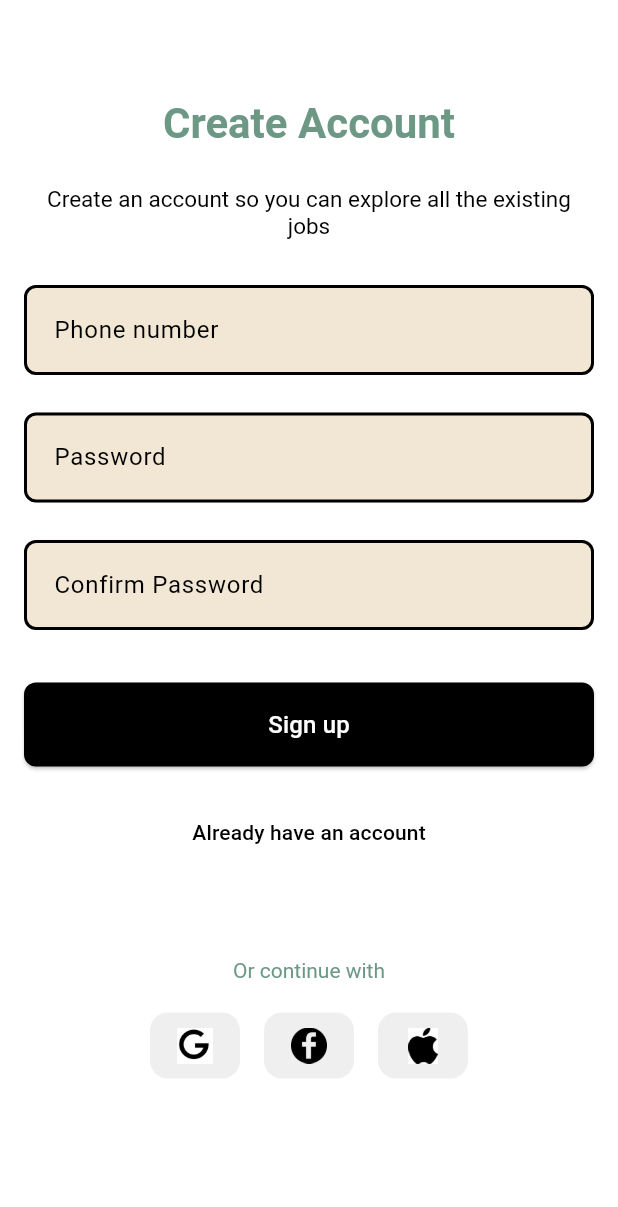
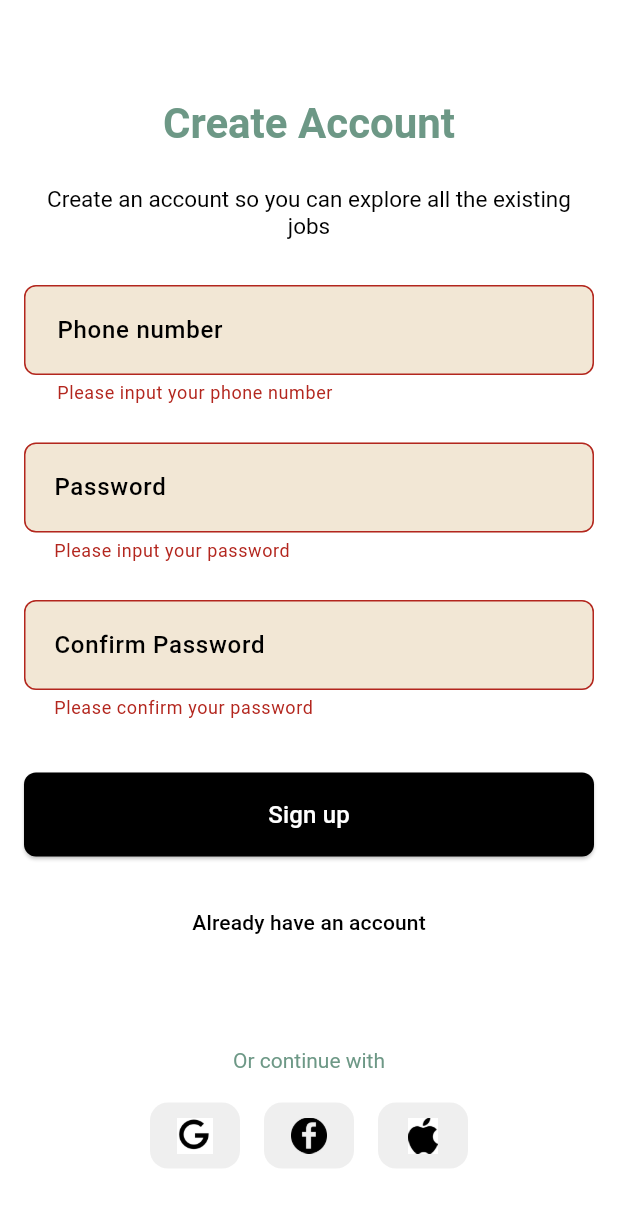
Before and after one commit to viet290423/GiaoDienNguoiMay, a Flutter app: the SignUpScreen screen opened directly, after a tap on "Sign up", on a phone screen of 412 x 824 dp. Shown: the top 1207 px of the screen. Run offline on Flutter 3.47's test engine with Material 3 defaults, Android fonts, the phone set to English and light mode, and no system bars; our stand-ins replace auto_size_text, camera, get, google_nav_bar, socket_io_client, timeago; Roboto replaces fonts that are missing (Montserrat).

Commit message:
sua signup

```diff
--- a/demo/lib/main.dart
+++ b/demo/lib/main.dart
@@ -1,5 +1,6 @@
 import 'package:demo/screen/auth/login_screen.dart';
 import 'package:demo/screen/home/main_screen.dart';
+import 'package:demo/screen/splash/splash_page.dart';
 // import 'package:demo/screen/test.dart';
 import 'package:flutter/material.dart';
 import 'package:get/get_navigation/get_navigation.dart';
@@ -17,7 +18,7 @@ class MyApp extends StatelessWidget {
     return GetMaterialApp(
       title: 'Flutter Demo',
       // home: MainScreen(),
-      home: LoginScreen(),
+      home: SplashScreen(),
       debugShowCheckedModeBanner: false,
     );
   }
--- a/demo/lib/screen/account/setting_screen.dart
+++ b/demo/lib/screen/account/setting_screen.dart
@@ -1,4 +1,5 @@
 import 'package:demo/screen/auth/login_screen.dart';
+import 'package:demo/screen/splash/splash_page.dart';
 import 'package:flutter/material.dart';
 import '../../widgets/setting_widget.dart';
 import 'account_screen.dart';
@@ -87,7 +88,7 @@ class _SettingScreenState extends State<SettingScreen> {
                 buildSettingItem('Log out', trailing: const Icon(Icons.logout), onTap: () {
                   Navigator.push(
                     context,
-                    MaterialPageRoute(builder: (context) => LoginScreen()),
+                    MaterialPageRoute(builder: (context) => SplashScreen()),
                   );
                 }),
                 buildSettingItem(
--- a/demo/lib/screen/auth/signup_screen.dart
+++ b/demo/lib/screen/auth/signup_screen.dart
@@ -1,12 +1,21 @@
+import 'package:demo/screen/home/main_screen.dart';
 import 'package:flutter/material.dart';
 
-class SignUpScreen extends StatelessWidget {
+class SignUpScreen extends StatefulWidget {
   const SignUpScreen({super.key});
 
   @override
+  State<SignUpScreen> createState() => _SignUpScreenState();
+}
+
+class _SignUpScreenState extends State<SignUpScreen> {
+  final GlobalKey<FormState> _formKey = GlobalKey<FormState>();
+  String? phoneNumber;
+  String? password;
+  String? confirmPassword;
+
+  @override
   Widget build(BuildContext context) {
-    // final double screenHeight = MediaQuery.of(context).size.height;
-    // final double screenWidth = MediaQuery.of(context).size.width;
     return Scaffold(
       backgroundColor: Colors.white,
       body: LayoutBuilder(
@@ -23,6 +32,8 @@ class SignUpScreen extends StatelessWidget {
                     style: const TextStyle(
                       fontFamily: 'Montserrat',
                     ),
+                    child: Form(
+                      key: _formKey,
                       child: Column(
                         crossAxisAlignment: CrossAxisAlignment.stretch,
                         children: <Widget>[
@@ -46,11 +57,12 @@ class SignUpScreen extends StatelessWidget {
                             ),
                           ),
                           const SizedBox(height: 30),
-                        TextField(
+                          TextFormField(
                             decoration: InputDecoration(
-                            hintText: 'Phone number',
-                            hintStyle: const TextStyle(
+                              labelText: 'Phone number',
+                              labelStyle: const TextStyle(
                                 fontFamily: 'Montserrat',
+                                fontWeight: FontWeight.w500,
                                 color: Color.fromARGB(255, 0, 0, 0),
                               ),
                               filled: true,
@@ -76,16 +88,29 @@ class SignUpScreen extends StatelessWidget {
                                   width: 2.0,
                                 ),
                               ),
-                            contentPadding: const EdgeInsets.symmetric(vertical: 18.0, horizontal: 16.0),
+                              contentPadding: const EdgeInsets.symmetric(
+                                  vertical: 18.0, horizontal: 18.0),
                             ),
+                            onChanged: (value) {
+                              setState(() {
+                                phoneNumber = value;
+                              });
+                            },
+                            validator: (value) {
+                              if (value == null || value.isEmpty) {
+                                return 'Please input your phone number';
+                              }
+                              return null;
+                            },
                           ),
                           const SizedBox(height: 25),
-                        TextField(
+                          TextFormField(
                             obscureText: true,
                             decoration: InputDecoration(
-                            hintText: 'Password',
-                            hintStyle: const TextStyle(
+                              labelText: 'Password',
+                              labelStyle: const TextStyle(
                                 fontFamily: 'Montserrat',
+                                fontWeight: FontWeight.w500,
                                 color: Color.fromARGB(255, 0, 0, 0),
                               ),
                               filled: true,
@@ -111,16 +136,29 @@ class SignUpScreen extends StatelessWidget {
                                   width: 2.0,
                                 ),
                               ),
-                            contentPadding: const EdgeInsets.symmetric(vertical: 18.0, horizontal: 16.0),
+                              contentPadding: const EdgeInsets.symmetric(
+                                  vertical: 18.0, horizontal: 16.0),
                             ),
+                            onChanged: (value) {
+                              setState(() {
+                                password = value;
+                              });
+                            },
+                            validator: (value) {
+                              if (value == null || value.isEmpty) {
+                                return 'Please input your password';
+                              }
+                              return null;
+                            },
                           ),
                           const SizedBox(height: 25),
-                        TextField(
+                          TextFormField(
                             obscureText: true,
                             decoration: InputDecoration(
-                            hintText: 'Confirm Password',
-                            hintStyle: const TextStyle(
+                              labelText: 'Confirm Password',
+                              labelStyle: const TextStyle(
                                 fontFamily: 'Montserrat',
+                                fontWeight: FontWeight.w500,
                                 color: Color.fromARGB(255, 0, 0, 0),
                               ),
                               filled: true,
@@ -146,13 +184,34 @@ class SignUpScreen extends StatelessWidget {
                                   width: 2.0,
                                 ),
                               ),
-                            contentPadding: const EdgeInsets.symmetric(vertical: 18.0, horizontal: 16.0),
+                              contentPadding: const EdgeInsets.symmetric(
+                                  vertical: 18.0, horizontal: 16.0),
                             ),
+                            onChanged: (value) {
+                              setState(() {
+                                confirmPassword = value;
+                              });
+                            },
+                            validator: (value) {
+                              if (value == null || value.isEmpty) {
+                                return 'Please confirm your password';
+                              } else if (value != password) {
+                                return 'Passwords do not match';
+                              }
+                              return null;
+                            },
                           ),
                           const SizedBox(height: 35),
                           ElevatedButton(
                             onPressed: () {
-                            // Handle sign in
+                              if (_formKey.currentState!.validate()) {
+                                // Handle sign up
+                                Navigator.of(context).pushAndRemoveUntil(
+                                  MaterialPageRoute(
+                                      builder: (context) => MainScreen()),
+                                      (Route<dynamic> route) => false,
+                                );
+                              }
                             },
                             style: ElevatedButton.styleFrom(
                               backgroundColor: Colors.black,
@@ -166,15 +225,14 @@ class SignUpScreen extends StatelessWidget {
                               'Sign up',
                               style: TextStyle(
                                   fontSize: 16,
-                                color:
-                                    Color.fromARGB(255, 255, 255, 255)),
+                                  color: Color.fromARGB(255, 255, 255, 255)),
                             ),
                           ),
                           const SizedBox(height: 20),
                           Center(
                             child: TextButton(
                               onPressed: () {
-                              // Handle create new account
+                                // Handle "Already have an account"
                               },
                               child: const Text(
                                 'Already have an account',
@@ -225,6 +283,7 @@ class SignUpScreen extends StatelessWidget {
                   ),
                 ),
               ),
+            ),
           );
         },
       ),
```
Also changed, not shown: demo/lib/screen/auth/login_screen.dart (+8 -1 lines), demo/lib/screen/notification/notification_screen.dart (+3 -5 lines), demo/lib/screen/splash/splash_page.dart (added, +71 -0 lines), demo/assets/images/logo.png (added), demo/assets/images/logo2.png (added). Lines whose indentation alone changed are shown as unchanged.
